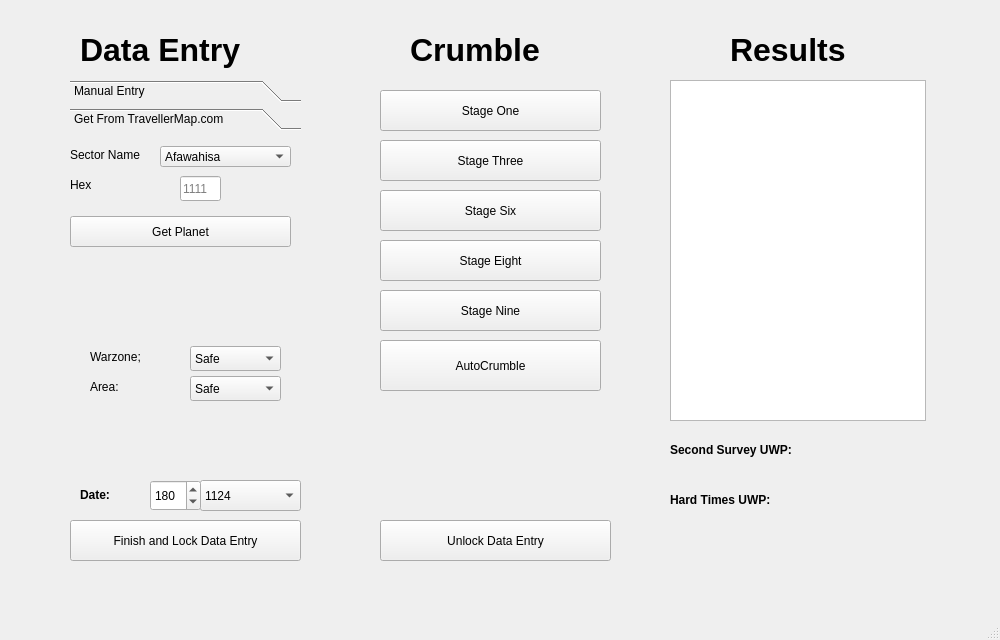
Above: mainwindow.ui from Penultimate-Panacea/World-Crumbler before the change. Below: the same form after it.
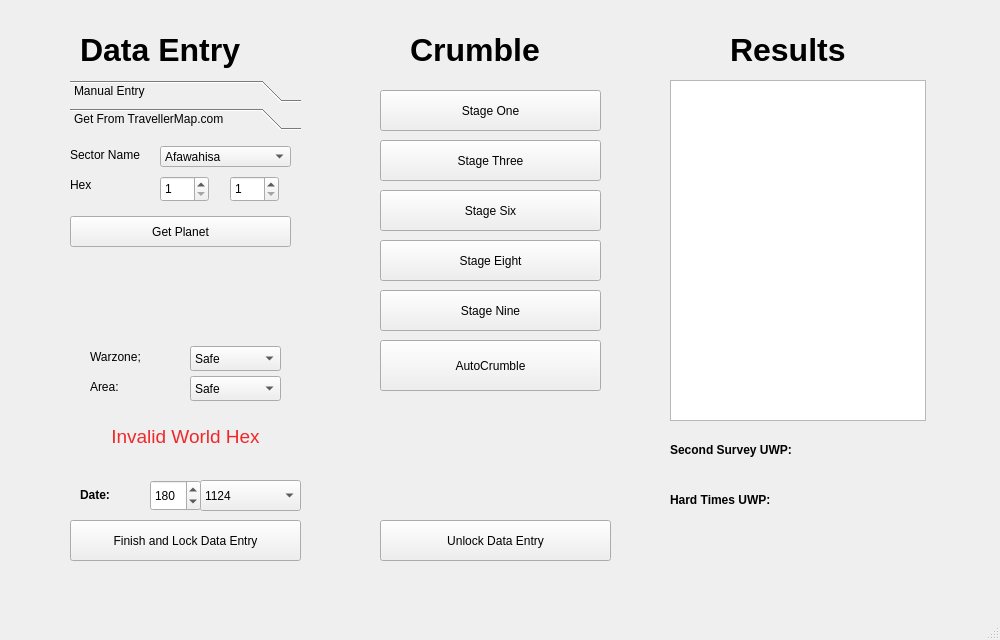
That is the form after the change. The open tabs and pages were chosen to show the change.

Commit message: Added Error handling for hexagon input

Diff of the .ui file:
```diff
--- a/mainwindow.ui
+++ b/mainwindow.ui
@@ -1820,31 +1820,6 @@
        <string>Sector Name</string>
       </property>
      </widget>
-     <widget class="QLineEdit" name="TravellerMapHex">
-      <property name="geometry">
-       <rect>
-        <x>110</x>
-        <y>40</y>
-        <width>41</width>
-        <height>25</height>
-       </rect>
-      </property>
-      <property name="contextMenuPolicy">
-       <enum>Qt::NoContextMenu</enum>
-      </property>
-      <property name="acceptDrops">
-       <bool>false</bool>
-      </property>
-      <property name="maxLength">
-       <number>4</number>
-      </property>
-      <property name="placeholderText">
-       <string>1111</string>
-      </property>
-      <property name="clearButtonEnabled">
-       <bool>false</bool>
-      </property>
-     </widget>
      <widget class="QLabel" name="label_13">
       <property name="geometry">
        <rect>
@@ -1970,6 +1945,54 @@
        <string>Area:</string>
       </property>
      </widget>
+     <widget class="QSpinBox" name="HexColSpinBox">
+      <property name="geometry">
+       <rect>
+        <x>90</x>
+        <y>40</y>
+        <width>49</width>
+        <height>26</height>
+       </rect>
+      </property>
+      <property name="minimum">
+       <number>1</number>
+      </property>
+      <property name="maximum">
+       <number>32</number>
+      </property>
+     </widget>
+     <widget class="QSpinBox" name="HexRowSpinBox">
+      <property name="geometry">
+       <rect>
+        <x>160</x>
+        <y>40</y>
+        <width>49</width>
+        <height>26</height>
+       </rect>
+      </property>
+      <property name="minimum">
+       <number>1</number>
+      </property>
+      <property name="maximum">
+       <number>40</number>
+      </property>
+     </widget>
+     <widget class="QLabel" name="ErrorLabel">
+      <property name="enabled">
+       <bool>false</bool>
+      </property>
+      <property name="geometry">
+       <rect>
+        <x>20</x>
+        <y>280</y>
+        <width>191</width>
+        <height>41</height>
+       </rect>
+      </property>
+      <property name="text">
+       <string>&lt;html&gt;&lt;head/&gt;&lt;body&gt;&lt;p align=&quot;center&quot;&gt;&lt;span style=&quot; font-size:14pt; color:#ef2929;&quot;&gt;Invalid World Hex&lt;/span&gt;&lt;/p&gt;&lt;/body&gt;&lt;/html&gt;</string>
+      </property>
+     </widget>
     </widget>
    </widget>
    <widget class="QLabel" name="label_12">
```
Left out of the diff: 2 changed lines with no effect on the pictures. The commit also changes 2 other files.
